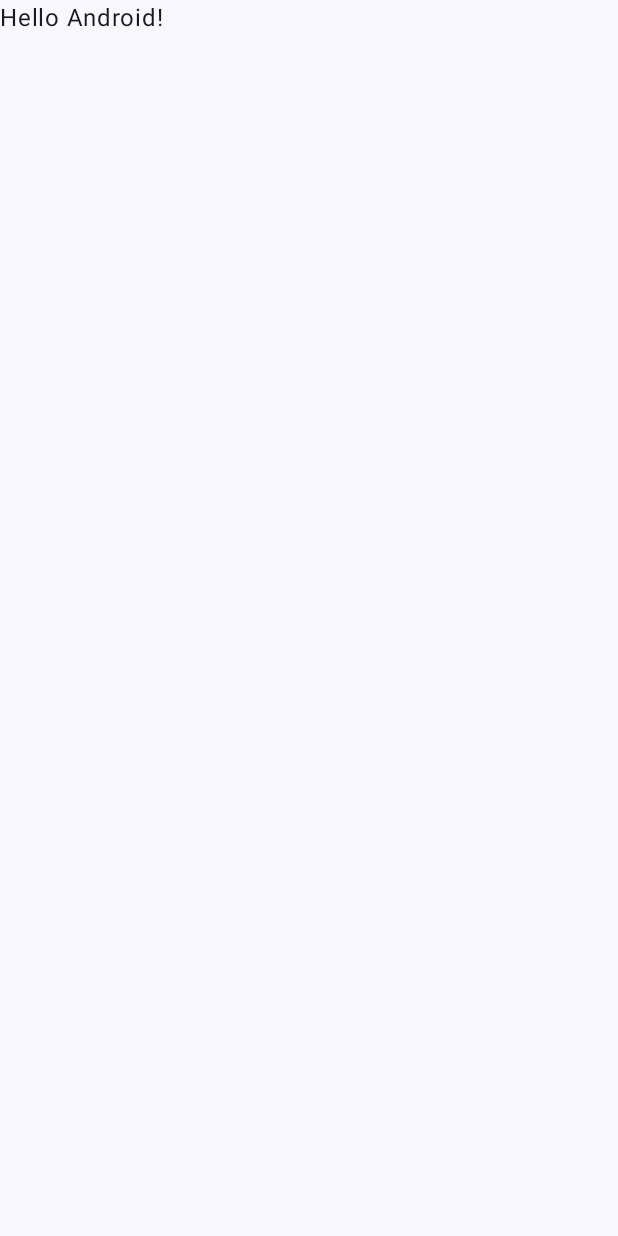
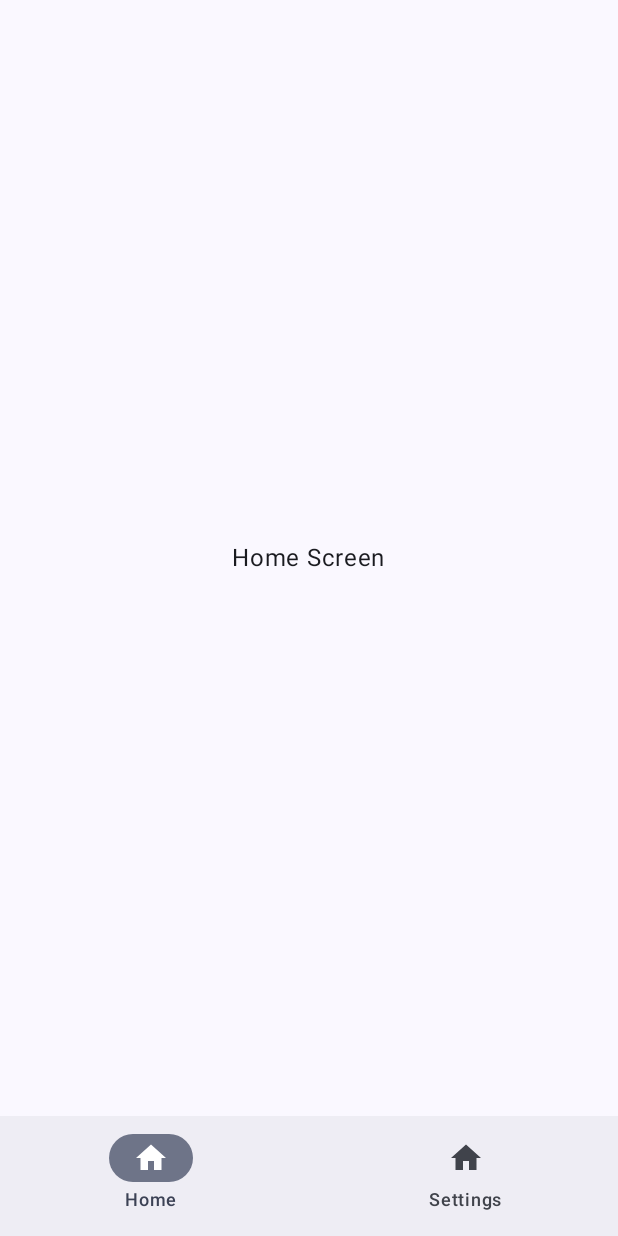
Before and after one commit to fexed/CharacterVault, an Android app built with Jetpack Compose: the screen it shows after launch (MainActivity), on a phone screen of 412 x 824 dp. Before the commit the screen is almost empty. Run offline under Robolectric (Android 15) with nearby library versions, the phone set to English and light mode, and no system bars; our stand-ins replace window size class.

Commit message:
Scaffold

```diff
--- /dev/null
+++ b/app/src/main/java/com/fexed/charactersheet/BottomNavigationBar.kt
@@ -0,0 +1,34 @@
+package com.fexed.charactersheet
+
+import androidx.compose.material.icons.Icons
+import androidx.compose.material.icons.filled.Home
+import androidx.compose.material3.Icon
+import androidx.compose.material3.NavigationBar
+import androidx.compose.material3.NavigationBarItem
+import androidx.compose.material3.Text
+import androidx.compose.runtime.Composable
+import androidx.navigation.NavController
+import androidx.navigation.compose.currentBackStackEntryAsState
+
+@Composable
+fun BottomNavigationBar(navController: NavController) {
+    val items = listOf("home", "settings")
+
+    NavigationBar {
+        val currentRoute = navController.currentBackStackEntryAsState().value?.destination?.route
+
+        items.forEach { route ->
+            NavigationBarItem(
+                selected = currentRoute == route,
+                onClick = {
+                    navController.navigate(route) {
+                        popUpTo(navController.graph.startDestinationId)
+                        launchSingleTop = true
+                    }
+                },
+                icon = { Icon(Icons.Default.Home, contentDescription = route) },
+                label = { Text(route.capitalize()) }
+            )
+        }
+    }
+}
--- a/app/src/main/java/com/fexed/charactersheet/MainActivity.kt
+++ b/app/src/main/java/com/fexed/charactersheet/MainActivity.kt
@@ -1,5 +1,7 @@
 package com.fexed.charactersheet
 
+import android.app.Activity
+import android.content.res.Configuration
 import android.os.Bundle
 import androidx.activity.ComponentActivity
 import androidx.activity.compose.setContent
@@ -8,8 +10,13 @@ import androidx.compose.foundation.layout.fillMaxSize
 import androidx.compose.foundation.layout.padding
 import androidx.compose.material3.Scaffold
 import androidx.compose.material3.Text
+import androidx.compose.material3.windowsizeclass.ExperimentalMaterial3WindowSizeClassApi
+import androidx.compose.material3.windowsizeclass.WindowWidthSizeClass
+import androidx.compose.material3.windowsizeclass.calculateWindowSizeClass
 import androidx.compose.runtime.Composable
 import androidx.compose.ui.Modifier
+import androidx.compose.ui.platform.LocalConfiguration
+import androidx.compose.ui.platform.LocalContext
 import androidx.compose.ui.tooling.preview.Preview
 import com.fexed.charactersheet.ui.theme.TheCharacterVaultTheme
 
@@ -20,28 +27,24 @@ class MainActivity : ComponentActivity() {
         setContent {
             TheCharacterVaultTheme {
                 Scaffold(modifier = Modifier.fillMaxSize()) { innerPadding ->
-                    Greeting(
-                        name = "Android",
-                        modifier = Modifier.padding(innerPadding)
-                    )
+                    ResponsiveApp()
                 }
             }
         }
     }
 }
 
+@OptIn(ExperimentalMaterial3WindowSizeClassApi::class)
 @Composable
-fun Greeting(name: String, modifier: Modifier = Modifier) {
-    Text(
-        text = "Hello $name!",
-        modifier = modifier
-    )
-}
+fun ResponsiveApp() {
+    val windowSizeClass = calculateWindowSizeClass(activity = LocalContext.current as Activity)
+    val isLandscape = LocalConfiguration.current.orientation == Configuration.ORIENTATION_LANDSCAPE
 
-@Preview(showBackground = true)
-@Composable
-fun GreetingPreview() {
-    TheCharacterVaultTheme {
-        Greeting("Android")
+    val useListDetail = windowSizeClass.widthSizeClass >= WindowWidthSizeClass.Medium && isLandscape
+
+    if (useListDetail) {
+        ListDetailLayout()
+    } else {
+        PortraitLayout()
     }
 }
--- /dev/null
+++ b/app/src/main/java/com/fexed/charactersheet/PortraitLayout.kt
@@ -0,0 +1,29 @@
+package com.fexed.charactersheet
+
+import androidx.compose.foundation.layout.padding
+import androidx.compose.material3.Scaffold
+import androidx.compose.runtime.Composable
+import androidx.compose.ui.Modifier
+import androidx.navigation.compose.NavHost
+import androidx.navigation.compose.composable
+import androidx.navigation.compose.rememberNavController
+
+@Composable
+fun PortraitLayout() {
+    val navController = rememberNavController()
+
+    Scaffold(
+        bottomBar = {
+            BottomNavigationBar(navController)
+        }
+    ) { padding ->
+        NavHost(
+            navController = navController,
+            startDestination = "home",
+            modifier = Modifier.padding(padding)
+        ) {
+            composable("home") { HomeScreen() }
+            composable("settings") { SettingsScreen() }
+        }
+    }
+}
--- /dev/null
+++ b/app/src/main/java/com/fexed/charactersheet/Screens.kt
@@ -0,0 +1,38 @@
+package com.fexed.charactersheet
+
+import androidx.compose.foundation.layout.Box
+import androidx.compose.foundation.layout.fillMaxSize
+import androidx.compose.material3.Text
+import androidx.compose.runtime.Composable
+import androidx.compose.ui.Alignment
+import androidx.compose.ui.Modifier
+
+@Composable
+fun HomeScreen() {
+    Box(
+        modifier = Modifier.fillMaxSize(),
+        contentAlignment = Alignment.Center
+    ) {
+        Text("Home Screen")
+    }
+}
+
+@Composable
+fun SettingsScreen() {
+    Box(
+        modifier = Modifier.fillMaxSize(),
+        contentAlignment = Alignment.Center
+    ) {
+        Text("Settings Screen")
+    }
+}
+
+@Composable
+fun EmptyState() {
+    Box(
+        modifier = Modifier.fillMaxSize(),
+        contentAlignment = Alignment.Center
+    ) {
+        Text("Select an item")
+    }
+}
--- /dev/null
+++ b/build.gradle.kts
@@ -0,0 +1,6 @@
+// Top-level build file where you can add configuration options common to all sub-projects/modules.
+plugins {
+    alias(libs.plugins.android.application) apply false
+    alias(libs.plugins.kotlin.android) apply false
+    alias(libs.plugins.kotlin.compose) apply false
+}
```
Also changed, not shown: app/build.gradle.kts (+6 -5 lines), app/src/main/java/com/fexed/charactersheet/ListDetailLayout.kt (added, +58 -0 lines), gradle/libs.versions.toml (added, +38 -0 lines), settings.gradle.kts (added, +23 -0 lines).
